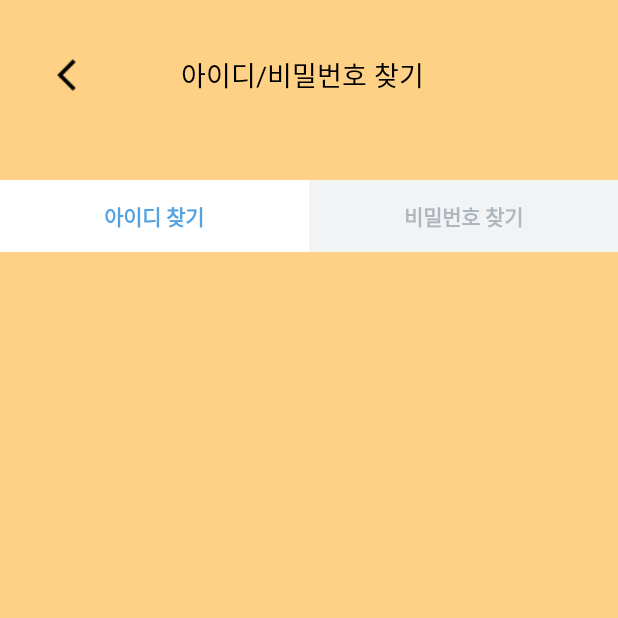
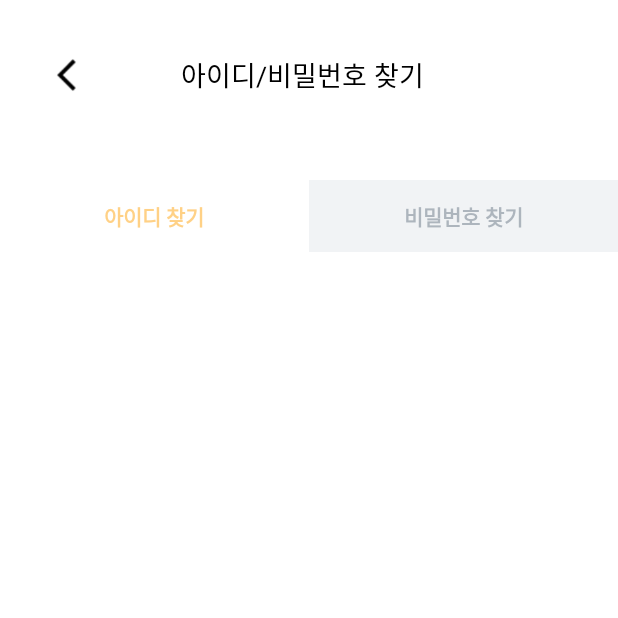
Before and after one commit to SeeLook18/SeeLook, an Android app: the FindPassword_Activity screen opened directly, with no data from a screen before it, on a phone screen of 412 x 824 dp, the top half of it. Run offline under Robolectric (Android 15) with nearby library versions, the phone set to English and light mode, and no system bars.

Commit message:
색깔바꿈

```diff
--- a/app/src/main/res/layout/activity_find_password_.xml
+++ b/app/src/main/res/layout/activity_find_password_.xml
@@ -4,7 +4,7 @@
     xmlns:tools="http://schemas.android.com/tools"
     android:layout_width="match_parent"
     android:layout_height="match_parent"
-    android:background="#FFD186"
+    android:background="#FFFFFF"
     android:orientation="vertical"
     tools:context=".FindPassword_Activity">
 
@@ -60,7 +60,7 @@
                 android:layout_weight="1"
                 android:background="#FFFFFF"
                 android:text="아이디 찾기"
-                android:textColor="#55A2E1"
+                android:textColor="#FFD186"
                 android:textStyle="bold" />
 
             <Button
--- a/app/src/main/res/layout/activity_signin_.xml
+++ b/app/src/main/res/layout/activity_signin_.xml
@@ -4,7 +4,7 @@
     xmlns:tools="http://schemas.android.com/tools"
     android:layout_width="match_parent"
     android:layout_height="match_parent"
-    android:background="#FFD186"
+    android:background="#FFFFFF"
     android:orientation="vertical"
     tools:context=".FindPassword_Activity">
 
```
